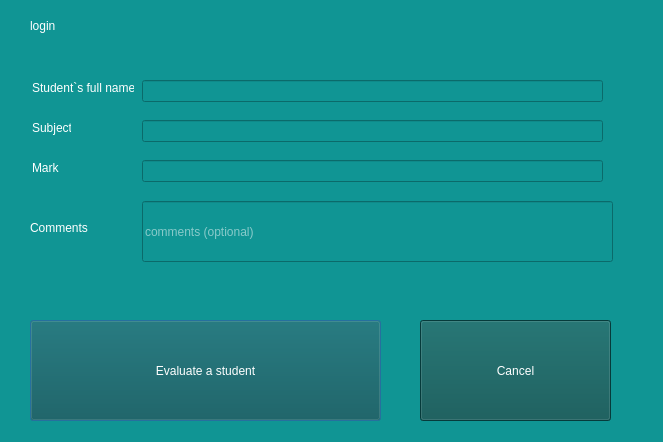
First picture: the form in QTcreator/Diary/add_mark_2.ui, repository albaSANDROS/DIPLOMA-PROJECT.-Multi-user-client-server-application-e-journal, before the edit.
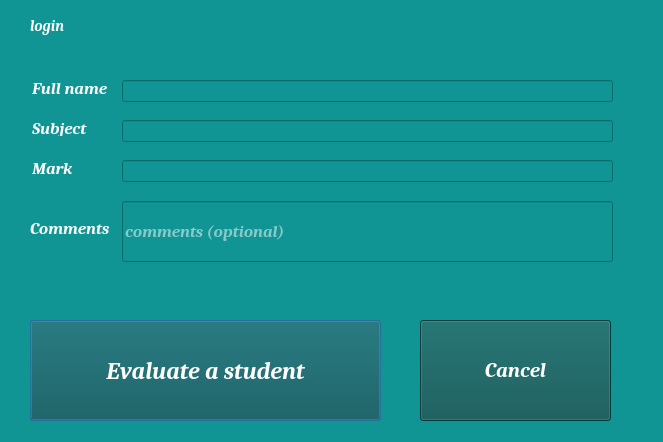
Second picture: the form after the edit.

```diff
--- a/QTcreator/Diary/add_mark_2.ui
+++ b/QTcreator/Diary/add_mark_2.ui
@@ -28,6 +28,17 @@
      <height>101</height>
     </rect>
    </property>
+   <property name="font">
+    <font>
+     <family>Cambria</family>
+     <pointsize>18</pointsize>
+     <italic>true</italic>
+     <bold>true</bold>
+    </font>
+   </property>
+   <property name="cursor">
+    <cursorShape>OpenHandCursor</cursorShape>
+   </property>
    <property name="styleSheet">
     <string notr="true">background-color: rgb(29, 35, 35);
 background-color: rgb(9, 83, 82);
@@ -46,6 +57,17 @@
      <height>101</height>
     </rect>
    </property>
+   <property name="font">
+    <font>
+     <family>Cambria</family>
+     <pointsize>16</pointsize>
+     <italic>true</italic>
+     <bold>true</bold>
+    </font>
+   </property>
+   <property name="cursor">
+    <cursorShape>OpenHandCursor</cursorShape>
+   </property>
    <property name="styleSheet">
     <string notr="true">background-color: rgb(29, 35, 35);
 background-color: rgb(9, 83, 82);
@@ -64,6 +86,14 @@
      <height>31</height>
     </rect>
    </property>
+   <property name="font">
+    <font>
+     <family>Cambria</family>
+     <pointsize>11</pointsize>
+     <italic>true</italic>
+     <bold>true</bold>
+    </font>
+   </property>
    <property name="styleSheet">
     <string notr="true">color: rgb(255, 255, 255);</string>
    </property>
@@ -76,10 +106,18 @@
     <rect>
      <x>32</x>
      <y>160</y>
-     <width>27</width>
+     <width>51</width>
      <height>16</height>
     </rect>
    </property>
+   <property name="font">
+    <font>
+     <family>Cambria</family>
+     <pointsize>13</pointsize>
+     <italic>true</italic>
+     <bold>true</bold>
+    </font>
+   </property>
    <property name="styleSheet">
     <string notr="true">color: rgb(255, 255, 255);</string>
    </property>
@@ -92,15 +130,23 @@
     <rect>
      <x>32</x>
      <y>80</y>
-     <width>102</width>
+     <width>131</width>
      <height>16</height>
     </rect>
    </property>
+   <property name="font">
+    <font>
+     <family>Cambria</family>
+     <pointsize>13</pointsize>
+     <italic>true</italic>
+     <bold>true</bold>
+    </font>
+   </property>
    <property name="styleSheet">
     <string notr="true">color: rgb(255, 255, 255);</string>
    </property>
    <property name="text">
-    <string>Student`s full name</string>
+    <string>Full name</string>
    </property>
   </widget>
   <widget class="QLabel" name="label_subject">
@@ -108,10 +154,18 @@
     <rect>
      <x>32</x>
      <y>120</y>
-     <width>39</width>
+     <width>61</width>
      <height>16</height>
     </rect>
    </property>
+   <property name="font">
+    <font>
+     <family>Cambria</family>
+     <pointsize>13</pointsize>
+     <italic>true</italic>
+     <bold>true</bold>
+    </font>
+   </property>
    <property name="styleSheet">
     <string notr="true">color: rgb(255, 255, 255);</string>
    </property>
@@ -124,10 +178,18 @@
     <rect>
      <x>30</x>
      <y>220</y>
-     <width>59</width>
+     <width>81</width>
      <height>16</height>
     </rect>
    </property>
+   <property name="font">
+    <font>
+     <family>Cambria</family>
+     <pointsize>13</pointsize>
+     <italic>true</italic>
+     <bold>true</bold>
+    </font>
+   </property>
    <property name="styleSheet">
     <string notr="true">color: rgb(255, 255, 255);</string>
    </property>
@@ -138,12 +200,20 @@
   <widget class="QLineEdit" name="lineEdit_full_name">
    <property name="geometry">
     <rect>
-     <x>142</x>
+     <x>122</x>
      <y>80</y>
-     <width>461</width>
+     <width>491</width>
      <height>22</height>
     </rect>
    </property>
+   <property name="font">
+    <font>
+     <family>Cambria</family>
+     <pointsize>13</pointsize>
+     <italic>true</italic>
+     <bold>true</bold>
+    </font>
+   </property>
    <property name="styleSheet">
     <string notr="true">color: rgb(255, 255, 255);</string>
    </property>
@@ -154,12 +224,20 @@
   <widget class="QLineEdit" name="lineEdit_comment">
    <property name="geometry">
     <rect>
-     <x>142</x>
+     <x>122</x>
      <y>201</y>
-     <width>471</width>
+     <width>491</width>
      <height>61</height>
     </rect>
    </property>
+   <property name="font">
+    <font>
+     <family>Cambria</family>
+     <pointsize>13</pointsize>
+     <italic>true</italic>
+     <bold>true</bold>
+    </font>
+   </property>
    <property name="styleSheet">
     <string notr="true">color: rgb(255, 255, 255);</string>
    </property>
@@ -170,12 +248,20 @@
   <widget class="QLineEdit" name="lineEdit_subjectName">
    <property name="geometry">
     <rect>
-     <x>142</x>
+     <x>122</x>
      <y>120</y>
-     <width>461</width>
+     <width>491</width>
      <height>22</height>
     </rect>
    </property>
+   <property name="font">
+    <font>
+     <family>Cambria</family>
+     <pointsize>13</pointsize>
+     <italic>true</italic>
+     <bold>true</bold>
+    </font>
+   </property>
    <property name="styleSheet">
     <string notr="true">color: rgb(255, 255, 255);</string>
    </property>
@@ -186,12 +272,20 @@
   <widget class="QLineEdit" name="lineEdit_mark">
    <property name="geometry">
     <rect>
-     <x>142</x>
+     <x>122</x>
      <y>160</y>
-     <width>461</width>
+     <width>491</width>
      <height>22</height>
     </rect>
    </property>
+   <property name="font">
+    <font>
+     <family>Cambria</family>
+     <pointsize>13</pointsize>
+     <italic>true</italic>
+     <bold>true</bold>
+    </font>
+   </property>
    <property name="styleSheet">
     <string notr="true">color: rgb(255, 255, 255);</string>
    </property>
```
Left out of the diff: 8 changed lines with no effect on the pictures.
